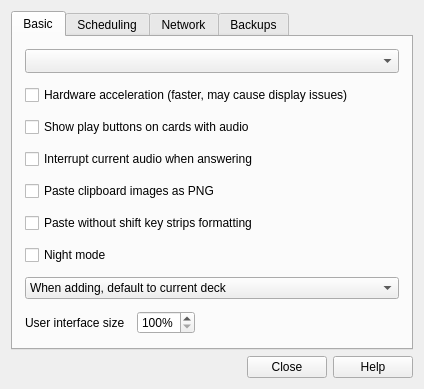
First picture: the form in qt/designer/preferences.ui, repository ankitects/anki, before the edit.
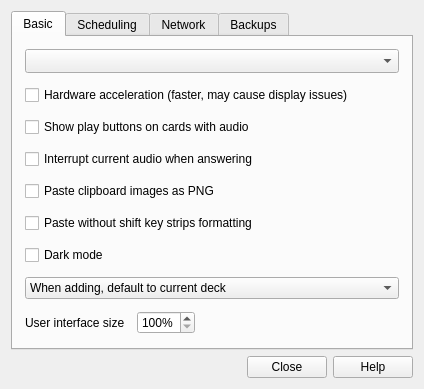
Second picture: the form after the edit.

Commit message:
Rename night mode to dark mode
Remove trailing spaces from changed files

```diff
--- a/qt/designer/preferences.ui
+++ b/qt/designer/preferences.ui
@@ -93,7 +93,7 @@
        <item>
         <widget class="QCheckBox" name="nightMode">
          <property name="text">
-          <string>Night mode</string>
+          <string>Dark mode</string>
          </property>
         </widget>
        </item>
```
Left out of the diff: 4 changed lines with no effect on the pictures. The commit also changes 32 other files.
